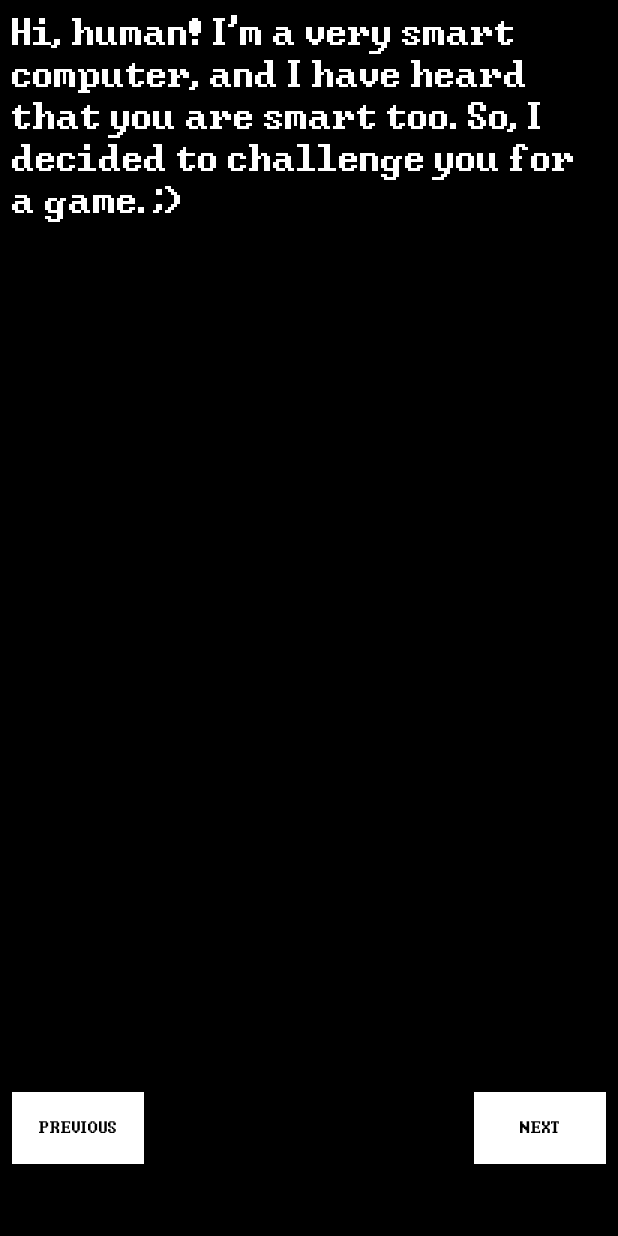
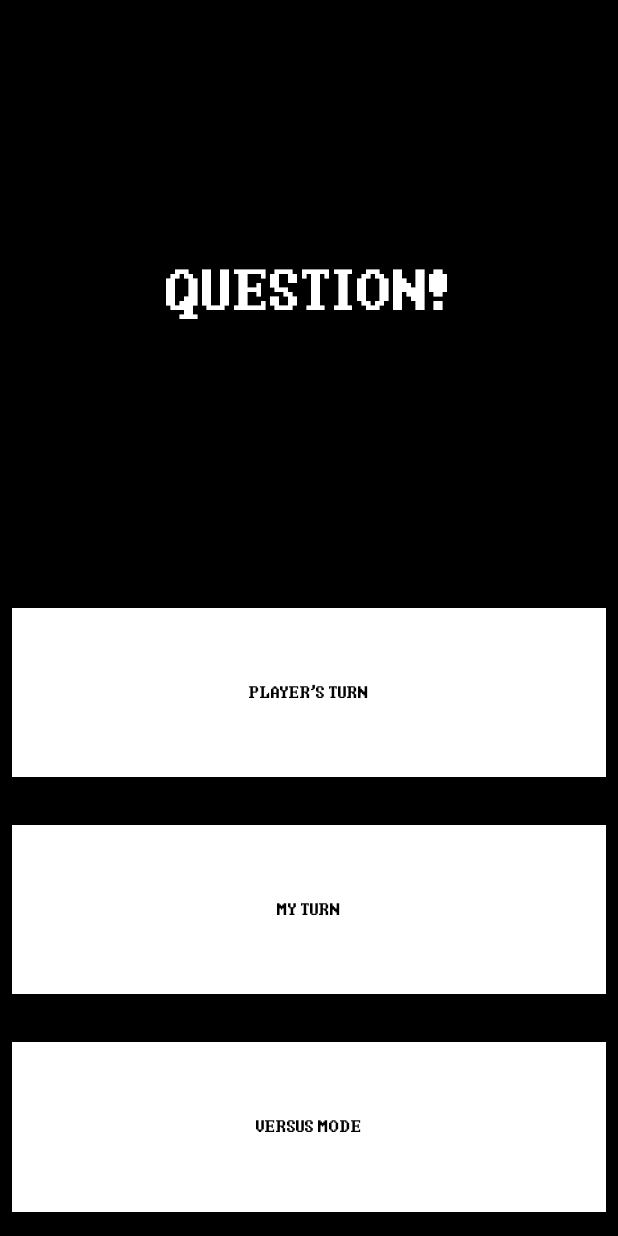
Before and after one commit to AlexandreLima451/QuestionGame, an Android app: the screen it shows after launch (ActivityGameIntroPart1 before the commit, MainMenuActivity after it), after a tap on an icon or button, on a phone screen of 412 x 824 dp. Run offline under Robolectric (Android 15) with nearby library versions, the phone set to English and light mode, and no system bars.

Commit message:
Creating the main menu.

```diff
--- a/app/src/main/AndroidManifest.xml
+++ b/app/src/main/AndroidManifest.xml
@@ -23,7 +23,8 @@
         <activity android:name=".ActivityGameIntroPart1" />
         <activity android:name=".ActivityGameIntroPart2" />
         <activity android:name=".ActivityGameQuestions" />
-        <activity android:name=".AnimalListActivity"/>
+        <activity android:name=".AnimalListActivity" />
+        <activity android:name=".MainMenuActivity"/>
     </application>
 
 </manifest>
--- a/app/src/main/java/com/example/android/question/MainActivity.kt
+++ b/app/src/main/java/com/example/android/question/MainActivity.kt
@@ -34,7 +34,7 @@ class MainActivity : AppCompatActivity() {
      * This method starts the game
      * */
     private fun startGame(){
-        val intent = Intent(applicationContext, ActivityGameIntroPart1::class.java)
+        val intent = Intent(applicationContext, MainMenuActivity::class.java)
         startActivity(intent)
         finish()
     }
--- /dev/null
+++ b/app/src/main/java/com/example/android/question/MainMenuActivity.kt
@@ -0,0 +1,40 @@
+package com.example.android.question
+
+import android.content.Intent
+import android.support.v7.app.AppCompatActivity
+import android.os.Bundle
+import kotlinx.android.synthetic.main.activity_main_menu.*
+
+class MainMenuActivity : AppCompatActivity() {
+
+    override fun onCreate(savedInstanceState: Bundle?) {
+        super.onCreate(savedInstanceState)
+        setContentView(R.layout.activity_main_menu)
+
+        btn_players_turn_mode.setOnClickListener {
+
+        }
+
+        btn_machine_turn_mode.setOnClickListener {
+
+        }
+
+        btn_versus_mode.setOnClickListener {
+
+        }
+    }
+
+    fun startPlayerTurnMode(){
+        val intent = Intent(applicationContext, ActivityGameIntroPart1::class.java)
+        startActivity(intent)
+        finish()
+    }
+
+    fun startMachineTurnMode(){
+
+    }
+
+    fun startVersusMode(){
+
+    }
+}
--- /dev/null
+++ b/app/src/main/res/layout/activity_main_menu.xml
@@ -0,0 +1,57 @@
+<?xml version="1.0" encoding="utf-8"?>
+<LinearLayout xmlns:android="http://schemas.android.com/apk/res/android"
+    xmlns:tools="http://schemas.android.com/tools"
+    android:layout_width="match_parent"
+    android:layout_height="match_parent"
+    tools:context=".MainMenuActivity"
+    android:background="@android:color/black"
+    android:orientation="vertical">
+
+    <TextView
+        android:layout_width="match_parent"
+        android:layout_height="0dp"
+        android:layout_weight="6"
+        android:text="@string/game_title"
+        android:fontFamily="@font/windows_command_prompt"
+        android:textColor="@android:color/white"
+        android:textAllCaps="true"
+        android:gravity="center"
+        android:textSize="48sp"/>
+
+    <Button
+        android:id="@+id/btn_players_turn_mode"
+        android:layout_width="match_parent"
+        android:layout_height="wrap_content"
+        style="@style/ConsoleAppButton"
+        android:layout_weight="1"
+        android:text="@string/player_turn_mode"
+        android:layout_marginStart="8dp"
+        android:layout_marginEnd="8dp"
+        android:layout_marginTop="16dp"
+        android:layout_marginBottom="16dp"/>
+
+    <Button
+        android:id="@+id/btn_machine_turn_mode"
+        android:layout_width="match_parent"
+        android:layout_height="wrap_content"
+        style="@style/ConsoleAppButton"
+        android:layout_weight="1"
+        android:text="@string/machine_turn_mode"
+        android:layout_marginStart="8dp"
+        android:layout_marginEnd="8dp"
+        android:layout_marginTop="16dp"
+        android:layout_marginBottom="16dp"/>
+
+    <Button
+        android:id="@+id/btn_versus_mode"
+        android:layout_width="match_parent"
+        android:layout_height="wrap_content"
+        style="@style/ConsoleAppButton"
+        android:layout_weight="1"
+        android:text="@string/versus_mode"
+        android:layout_marginStart="8dp"
+        android:layout_marginEnd="8dp"
+        android:layout_marginTop="16dp"
+        android:layout_marginBottom="16dp"/>
+
+</LinearLayout>
--- a/app/src/main/res/values/strings.xml
+++ b/app/src/main/res/values/strings.xml
@@ -191,4 +191,13 @@
     <!-- The Tittle of the Animals' List [CHAR LIMIT=100]-->
     <string name="animals_list_tittle">Let\'s check our animals below:</string>
 
+    <!-- Mode that the machine try to guess which animal was chosen by the player [CHAR LIMIT=20]-->
+    <string name="player_turn_mode">Player\'s Turn</string>
+
+    <!-- Mode that the player try to guess which animal was chosen by the player [CHAR LIMIT=20]-->
+    <string name="machine_turn_mode">My Turn</string>
+
+    <!-- Versus Mode [CHAR LIMIT=20]-->
+    <string name="versus_mode">Versus Mode</string>
+
 </resources>
```
Also changed, not shown: 1 other file.
